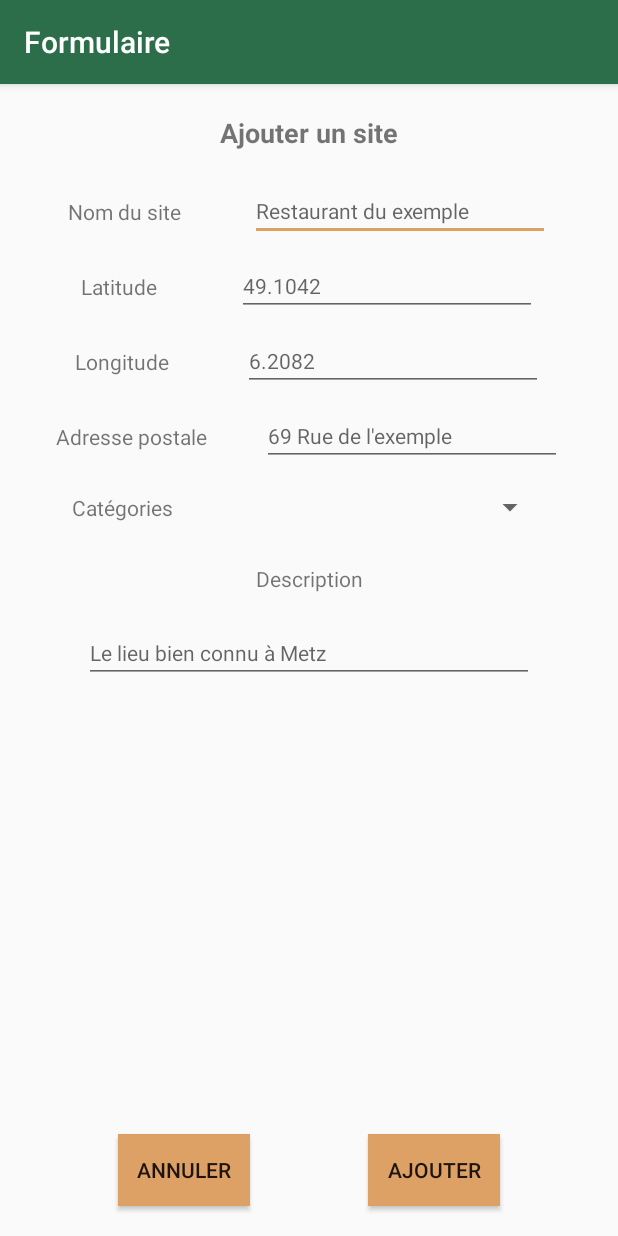
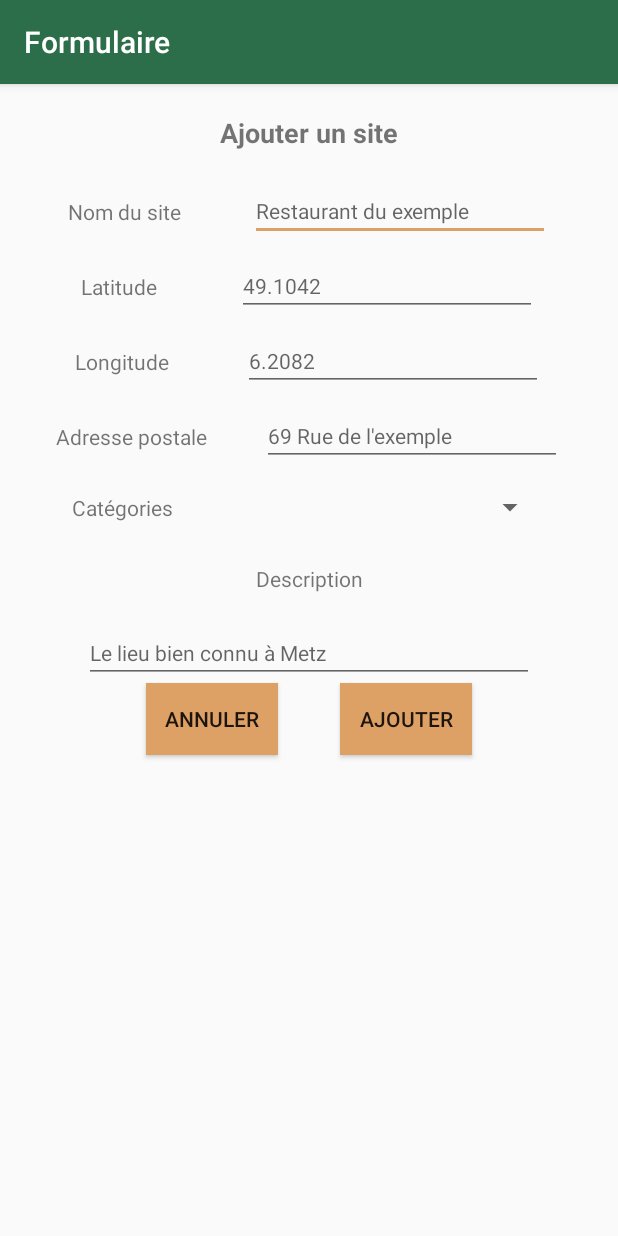
Before and after one commit to flololan/GoToMetz, an Android app: the SiteForm screen opened directly, with no data from a screen before it, on a phone screen of 412 x 824 dp. Run offline under Robolectric (Android 15) with nearby library versions, the phone set to English and light mode, and no system bars.

Commit message:
Final commit (fixed some layout issues)

```diff
--- a/app/src/main/java/com/example/gotometz/navigation/CategoryActivity.java
+++ b/app/src/main/java/com/example/gotometz/navigation/CategoryActivity.java
@@ -23,8 +23,6 @@ public class CategoryActivity extends AppCompatActivity {
     private List<Category> categoryList;
     private CategoryListView categoryListView;
     private ListView listView;
-
-    public FloatingActionButton addCategoryBTN;
 
     @Override
     protected void onCreate(Bundle savedInstanceState) {
--- a/app/src/main/java/com/example/gotometz/navigation/SiteActivity.java
+++ b/app/src/main/java/com/example/gotometz/navigation/SiteActivity.java
@@ -15,6 +15,7 @@ import com.example.gotometz.dao.SiteService;
 import com.example.gotometz.list_views.SiteListView;
 import com.example.gotometz.dbmodels.Site;
 import com.google.android.material.bottomnavigation.BottomNavigationView;
+import com.google.android.material.floatingactionbutton.FloatingActionButton;
 
 import java.util.List;
 
@@ -47,7 +48,7 @@ public class SiteActivity extends AppCompatActivity {
         listView.setAdapter(siteListView);
 
         // add site button
-        Button addSiteBTN = findViewById(R.id.addSiteBTN);
+        FloatingActionButton addSiteBTN = findViewById(R.id.addSiteBTN);
         addSiteBTN.setOnClickListener(new AddOrEditSiteFormListener(this, null));
     }
 
--- a/app/src/main/res/layout/site_form.xml
+++ b/app/src/main/res/layout/site_form.xml
@@ -185,8 +185,8 @@
         android:layout_marginBottom="20dp"
         android:background="@color/colorAccent"
         android:padding="10dp"
-        app:layout_constraintBottom_toBottomOf="parent"
-        app:layout_constraintLeft_toLeftOf="parent"
+        app:layout_constraintTop_toBottomOf="@id/siteSummaryET"
+        app:layout_constraintLeft_toLeftOf="@id/siteSummaryET"
         app:layout_constraintRight_toLeftOf="@id/submitBTN" />
 
     <Button
@@ -197,8 +197,8 @@
         android:layout_marginBottom="20dp"
         android:background="@color/colorAccent"
         android:padding="10dp"
-        app:layout_constraintBottom_toBottomOf="parent"
+        app:layout_constraintTop_toBottomOf="@id/siteSummaryET"
         app:layout_constraintLeft_toRightOf="@id/cancelBTN"
-        app:layout_constraintRight_toRightOf="parent" />
+        app:layout_constraintRight_toRightOf="@id/siteSummaryET" />
 
 </androidx.constraintlayout.widget.ConstraintLayout>
```
Also changed, not shown: app/src/main/res/layout/activity_site.xml (+10 -8 lines), app/src/main/res/layout/category_form.xml (+4 -4 lines).
